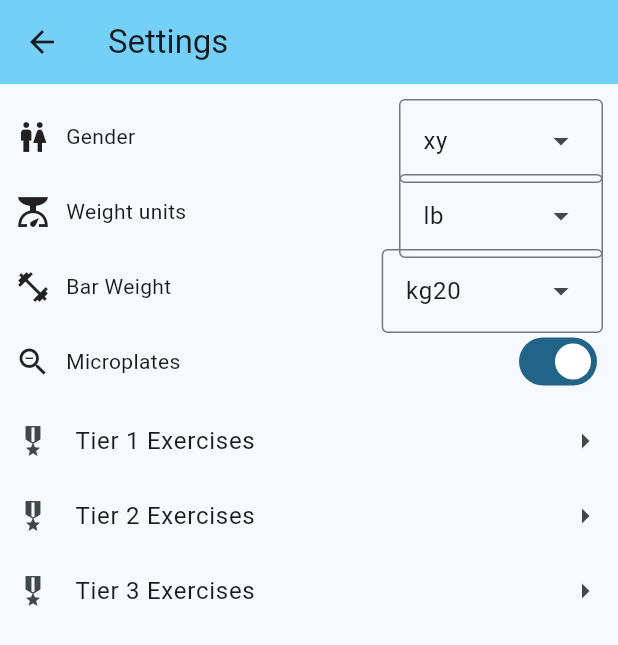
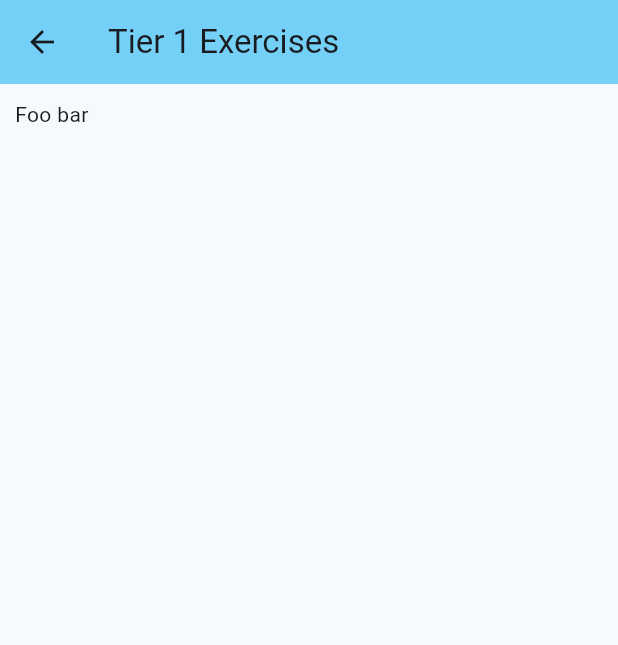
Before and after one commit to organicveggie/gzclp, a Flutter app: the SettingsView screen opened directly, after a tap on "Tier 1 Exercises", on a phone screen of 412 x 824 dp. Shown: the top 645 px of the screen. Run offline on Flutter 3.47's test engine with Material 3 defaults, Android fonts, the phone set to English and light mode, and no system bars; our stand-ins replace bloc, built_collection, built_value, equatable, flutter_bloc, rxdart and 1 more; accounts and stored records are empty; generated files the repository leaves out were written again.

Commit message:
Placeholder Tier 1/2/3 exercise settings pages

```diff
--- a/gzclp_flutter/lib/settings/view/settings_page.dart
+++ b/gzclp_flutter/lib/settings/view/settings_page.dart
@@ -3,6 +3,9 @@ import 'dart:developer';
 import 'package:flutter/material.dart';
 import 'package:flutter_bloc/flutter_bloc.dart';
 import 'package:gzclp_flutter/settings/cubit/settings_cubit.dart';
+import 'package:gzclp_flutter/settings/view/tier1_exercises_page.dart';
+import 'package:gzclp_flutter/settings/view/tier2_exercises_page.dart';
+import 'package:gzclp_flutter/settings/view/tier3_exercises_page.dart';
 import 'package:settings_repository/settings_repository.dart';
 
 class SettingsPage extends StatelessWidget {
@@ -104,7 +107,10 @@ class SettingsView extends StatelessWidget {
               title: 'Tier 1 Exercises',
               rowHeight: rowHeight,
               maxRowWidth: maxRowWidth,
-              onTap: () => log('ListTile for Tier 1 Exercises'),
+              onTap: () => Navigator.push(
+                context,
+                MaterialPageRoute(builder: (context) => const Tier1ExercisesPage()),
+              ),
             ),
             SettingRowListTile(
               leadingIcon: const Icon(Icons.military_tech),
@@ -112,7 +118,10 @@ class SettingsView extends StatelessWidget {
               title: 'Tier 2 Exercises',
               rowHeight: rowHeight,
               maxRowWidth: maxRowWidth,
-              onTap: () => log('ListTile for Tier 2 Exercises'),
+              onTap: () => Navigator.push(
+                context,
+                MaterialPageRoute(builder: (context) => const Tier2ExercisesPage()),
+              ),
             ),
             SettingRowListTile(
               leadingIcon: const Icon(Icons.military_tech),
@@ -120,7 +129,10 @@ class SettingsView extends StatelessWidget {
               title: 'Tier 3 Exercises',
               rowHeight: rowHeight,
               maxRowWidth: maxRowWidth,
-              onTap: () => log('ListTile for Tier 3 Exercises'),
+              onTap: () => Navigator.push(
+                context,
+                MaterialPageRoute(builder: (context) => const Tier3ExercisesPage()),
+              ),
             ),
           ],
         ),
--- /dev/null
+++ b/gzclp_flutter/lib/settings/view/tier1_exercises_page.dart
@@ -0,0 +1,38 @@
+import 'package:flutter/material.dart';
+import 'package:flutter_bloc/flutter_bloc.dart';
+import 'package:gzclp_flutter/settings/cubit/settings_cubit.dart';
+import 'package:settings_repository/settings_repository.dart';
+
+class Tier1ExercisesPage extends StatelessWidget {
+  const Tier1ExercisesPage({super.key});
+
+  @override
+  Widget build(BuildContext context) {
+    return BlocProvider(
+      create: (_) => SettingsCubit(context.read<SettingsRepository>()),
+      child: const Tier1ExercisesView(),
+    );
+  }
+}
+
+class Tier1ExercisesView extends StatelessWidget {
+  const Tier1ExercisesView({super.key});
+
+  @override
+  Widget build(BuildContext context) {
+    return Scaffold(
+      appBar: AppBar(
+        title: const Text('Tier 1 Exercises'),
+        shadowColor: Colors.transparent,
+      ),
+      body: Padding(
+        padding: const EdgeInsets.all(10.0),
+        child: ListView(
+          children: const <Widget>[
+            Text('Foo bar'),
+          ],
+        ),
+      ),
+    );
+  }
+}
```
Also changed, not shown: gzclp_flutter/lib/settings/view/tier2_exercises_page.dart (added, +38 -0 lines), gzclp_flutter/lib/settings/view/tier3_exercises_page.dart (added, +38 -0 lines).
